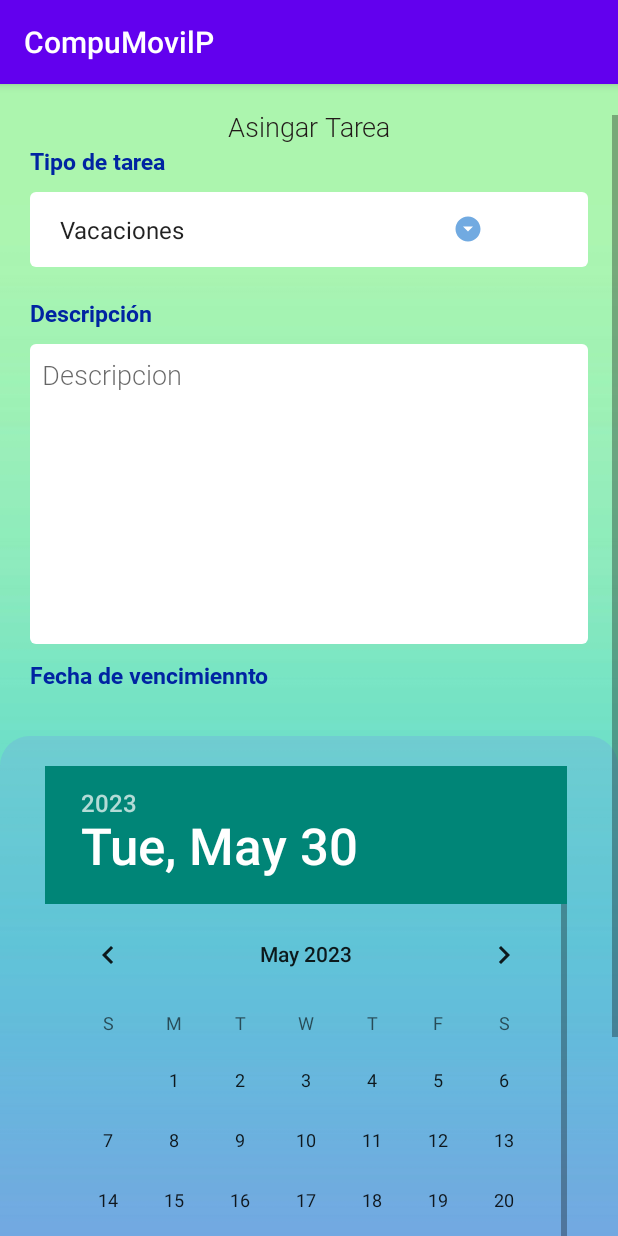
After one commit to ICM2310/DVJOB, an Android app built with Jetpack Compose: the AsignacionTareasCoordinador screen opened directly, with no data from a screen before it, on a phone screen of 412 x 824 dp. The commit adds this screen. Run offline under Robolectric (Android 15) with nearby library versions, the light colour scheme and no system bars.

Commit message:
Interfaz asignación tareas coordinador

```diff
--- a/app/src/main/AndroidManifest.xml
+++ b/app/src/main/AndroidManifest.xml
@@ -24,6 +24,9 @@
         android:supportsRtl="true"
         android:theme="@style/Theme.CompuMovilP"
         tools:targetApi="31">
+        <activity
+            android:name=".AsignacionTareasCoordinador"
+            android:exported="false" />
         <activity
             android:name=".ValidarSolicitudesCoordinador"
             android:exported="false" />
--- /dev/null
+++ b/app/src/main/java/com/example/compumovilp/AsignacionTareasCoordinador.java
@@ -0,0 +1,15 @@
+package com.example.compumovilp;
+
+import androidx.appcompat.app.AppCompatActivity;
+
+import android.os.Bundle;
+
+public class AsignacionTareasCoordinador extends AppCompatActivity {
+
+    @Override
+    protected void onCreate(Bundle savedInstanceState) {
+        super.onCreate(savedInstanceState);
+        setContentView(R.layout.activity_asignacion_tareas_coordinador);
+    }
+
+}
--- a/app/src/main/java/com/example/compumovilp/adapters/solicitudesAdapter.java
+++ b/app/src/main/java/com/example/compumovilp/adapters/solicitudesAdapter.java
@@ -34,9 +34,7 @@ public class solicitudesAdapter extends ArrayAdapter<Solicitud> {
     private int mLayoutResourceId;
     private List<Solicitud> mSolicitudes;
     private FirebaseAuth mAuth;
-
     private String PATH_SOLICITUDES ="solicitudEmpleado/";
-
     public solicitudesAdapter(Context context, int layoutResourceId, List<Solicitud> solicitudes,String userId) {
         super(context, layoutResourceId, solicitudes);
         mContext = context;
@@ -45,8 +43,6 @@ public class solicitudesAdapter extends ArrayAdapter<Solicitud> {
         this.userId = userId;
 
     }
-
-
     @SuppressLint("UseCompatLoadingForDrawables")
     @Override
     public View getView(int position, View convertView, ViewGroup parent) {
--- /dev/null
+++ b/app/src/main/res/layout/activity_asignacion_tareas_coordinador.xml
@@ -0,0 +1,143 @@
+<?xml version="1.0" encoding="utf-8"?>
+<androidx.constraintlayout.widget.ConstraintLayout xmlns:android="http://schemas.android.com/apk/res/android"
+    xmlns:app="http://schemas.android.com/apk/res-auto"
+    xmlns:tools="http://schemas.android.com/tools"
+    android:layout_width="match_parent"
+    android:layout_height="match_parent"
+    tools:context=".AsignacionTareasCoordinador"
+    android:background="@drawable/bk">
+
+    <TextView
+        android:id="@+id/textView16"
+        android:layout_width="wrap_content"
+        android:layout_height="wrap_content"
+        android:layout_marginTop="16dp"
+        android:fontFamily="@font/robotolight"
+        android:text="Asingar Tarea"
+        android:textColor="#221919"
+        android:textSize="18sp"
+        app:layout_constraintEnd_toEndOf="parent"
+        app:layout_constraintStart_toStartOf="parent"
+        app:layout_constraintTop_toTopOf="parent" />
+
+    <ScrollView
+        android:layout_width="0dp"
+        android:layout_height="wrap_content"
+        android:fillViewport="true"
+        app:layout_constraintBottom_toBottomOf="parent"
+        app:layout_constraintEnd_toEndOf="parent"
+        app:layout_constraintStart_toStartOf="parent"
+        app:layout_constraintTop_toBottomOf="@+id/textView16">
+
+        <LinearLayout
+            android:layout_width="match_parent"
+            android:layout_height="wrap_content"
+            android:layout_marginBottom="20dp"
+            android:orientation="vertical"
+            android:paddingBottom="20dp">
+
+            <LinearLayout
+                android:layout_width="match_parent"
+                android:layout_height="match_parent"
+                android:orientation="vertical"
+                android:padding="20dp">
+
+
+                <TextView
+                    android:id="@+id/textView102"
+                    android:layout_width="wrap_content"
+                    android:layout_height="wrap_content"
+                    android:text="Tipo de tarea"
+                    android:textColor="#0024A2"
+                    android:textSize="15sp"
+                    android:fontFamily="@font/roboto_bold"
+                    />
+
+                <Spinner
+                    android:id="@+id/spinnerCategory"
+                    android:layout_width="match_parent"
+                    android:layout_height="50dp"
+                    android:layout_marginBottom="10dp"
+                    android:layout_marginTop="10dp"
+                    android:background="@drawable/custom_spinner_background"
+                    android:hint="Tipo de solicitud"
+                    android:entries="@array/category_array"/>
+
+                <TextView
+                    android:id="@+id/descripcion"
+                    android:layout_width="match_parent"
+                    android:layout_height="wrap_content"
+                    android:layout_marginTop="10dp"
+                    android:layout_marginBottom="10dp"
+                    android:text="Descripción"
+                    android:fontFamily="@font/roboto_bold"
+                    android:textColor="#0024A2"
+                    android:textSize="15sp" />
+
+                <EditText
+                    android:id="@+id/descripcionTxt"
+                    android:layout_width="match_parent"
+                    android:layout_height="200dp"
+                    android:layout_marginBottom="10dp"
+                    android:background="@drawable/bg_edittext"
+                    android:gravity="clip_horizontal|clip_vertical"
+                    android:inputType="textPersonName"
+                    android:padding="8dp"
+                    android:fontFamily="@font/robotolight"
+                    android:hint="Descripcion"/>
+
+
+                <TextView
+                    android:id="@+id/textView11"
+                    android:layout_width="wrap_content"
+                    android:layout_height="wrap_content"
+                    android:layout_marginBottom="10dp"
+                    android:text="Fecha de vencimiennto"
+                    android:textColor="#0024A2"
+                    android:textSize="15sp"
+                    android:fontFamily="@font/roboto_bold"
+                    />
+
+            </LinearLayout>
+
+            <LinearLayout
+                android:id="@+id/vertucakblancl"
+                android:layout_width="match_parent"
+                android:layout_height="match_parent"
+                android:background="@drawable/roundcorner"
+                android:orientation="vertical"
+                android:padding="20dp">
+
+                <DatePicker
+                    android:id="@+id/datePicker"
+                    android:layout_width="wrap_content"
+                    android:layout_height="395dp"
+                    android:layout_marginLeft="10dp"
+                    android:layout_marginBottom="10dp"
+                    android:calendarTextColor="#D81A1A"
+                    android:calendarViewShown="true"
+                    android:spinnersShown="true"
+                    android:yearListSelectorColor="#C51616"
+                    tools:calendarTextColor="#CC1414"
+                    tools:yearListSelectorColor="#A30202" />
+
+                <Button
+                    android:id="@+id/buttonSubmit"
+                    android:layout_width="match_parent"
+                    android:layout_height="70dp"
+                    android:layout_marginStart="20dp"
+                    android:layout_marginTop="10dp"
+                    android:layout_marginEnd="20dp"
+                    android:fontFamily="@font/roboto_bold"
+                    android:background="@drawable/bg_boton"
+                    android:drawableStart="@drawable/baseline_add_task"
+                    android:gravity="center|center_vertical"
+                    android:paddingHorizontal="20dp"
+                    android:text="Enviar"
+                    android:textAllCaps="false" />
+
+            </LinearLayout>
+        </LinearLayout>
+    </ScrollView>
+
+</androidx.constraintlayout.widget.ConstraintLayout>
--- a/app/src/main/res/layout/activity_tramite_solicitudes_empleado.xml
+++ b/app/src/main/res/layout/activity_tramite_solicitudes_empleado.xml
@@ -192,7 +192,7 @@
                 <Spinner
                     android:id="@+id/spinnerCategory"
                     android:layout_width="match_parent"
-                    android:layout_height="30dp"
+                    android:layout_height="50dp"
                     android:layout_marginBottom="10dp"
                     android:background="@drawable/custom_spinner_background"
                     android:hint="Tipo de solicitud"
```
